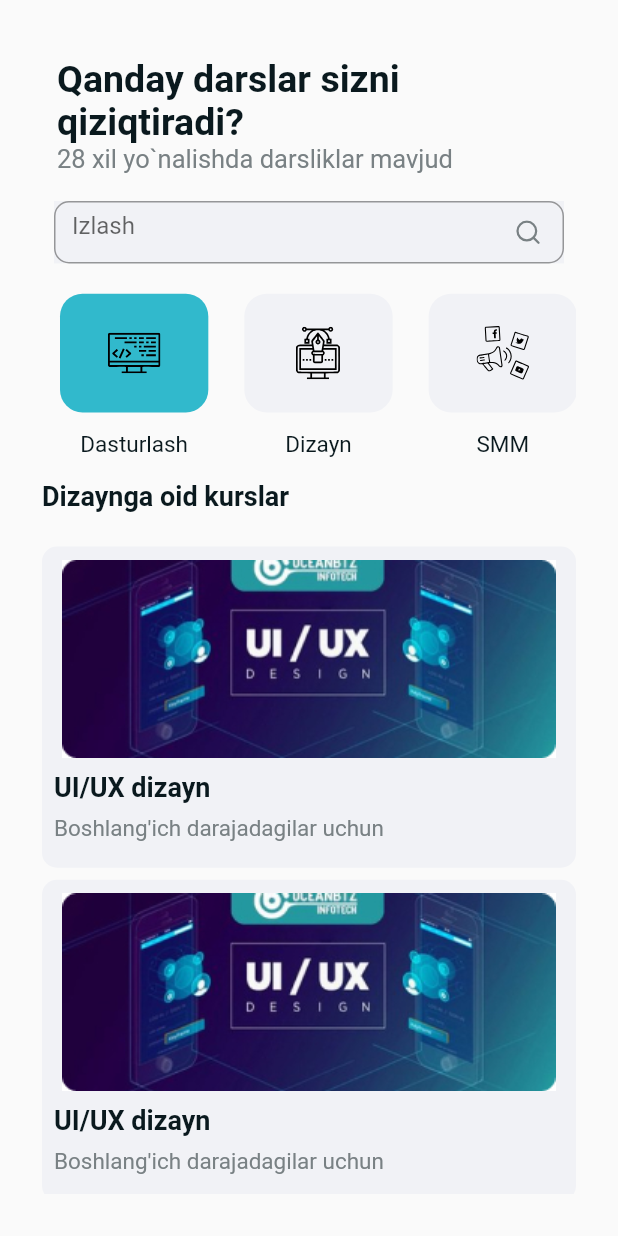
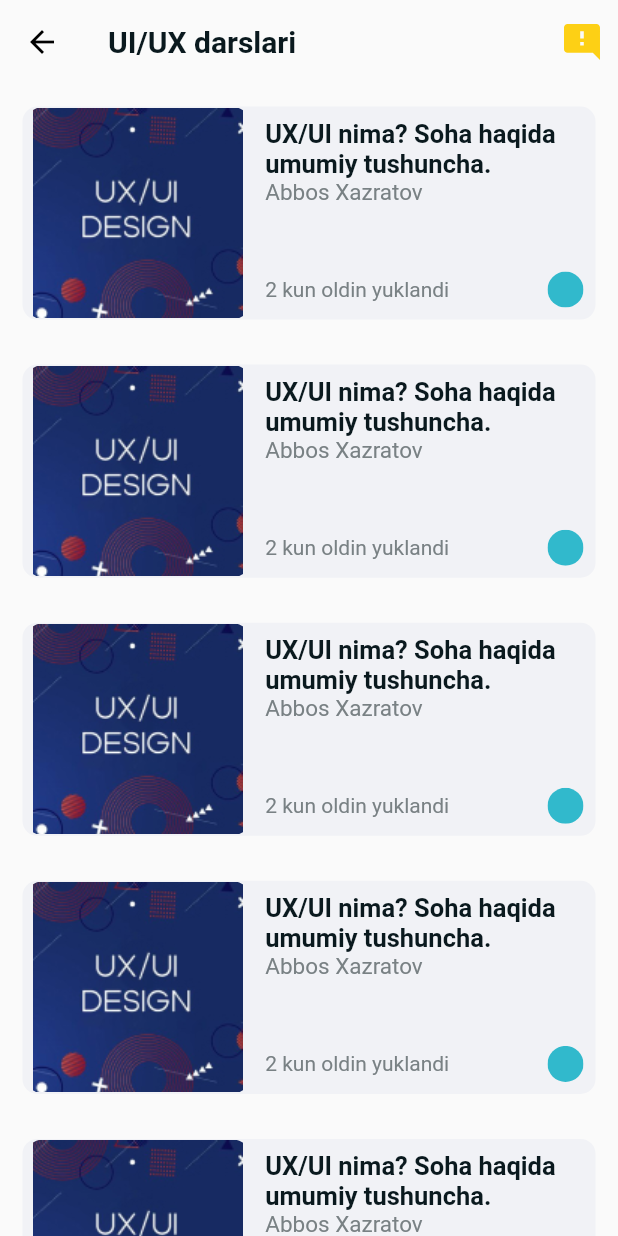
Before and after one commit to shohjahon-shodmonov/final_exam, a Flutter app: the screen it shows after launch, after a tap on "UI/UX dizayn", on a phone screen of 412 x 824 dp. Run offline on Flutter 3.47's test engine with Material 2 defaults, Android fonts, the light colour scheme and no system bars; our stand-ins replace bloc, connectivity_plus, flutter_bloc, flutter_svg.

Commit message:
course page

```diff
--- a/lib/core/routes/routes.dart
+++ b/lib/core/routes/routes.dart
@@ -1,4 +1,6 @@
 import 'package:final_exam/core/init/splash_screen.dart';
+import 'package:final_exam/screens/content/content.dart';
+import 'package:final_exam/screens/courses/course.dart';
 import 'package:final_exam/screens/home/home_page.dart';
 import 'package:flutter/material.dart';
 
@@ -18,6 +20,10 @@ class Routes {
         return simpleRoute(SplashScreen());
       case '/home':
         return simpleRoute(HomePage());
+      case '/course':
+        return simpleRoute(CoursePage());
+      case '/content':
+        return simpleRoute(ContentPage());
     }
   }
 
--- /dev/null
+++ b/lib/screens/content/content.dart
@@ -0,0 +1,33 @@
+import 'package:final_exam/core/baseview/base_view.dart';
+import 'package:flutter/material.dart';
+
+class ContentPage extends StatelessWidget {
+  const ContentPage({Key? key}) : super(key: key);
+
+  @override
+  Widget build(BuildContext context) {
+    return BaseView(
+      viewModal: ContentPage,
+      onPageBuilder: (context, widget) {
+        return Scaffold(
+          body: Column(
+            children: [
+              Expanded(
+                flex: 3,
+                child: Container(
+                  color: Colors.cyan,
+                ),
+              ),
+              Expanded(
+                flex: 7,
+                child: Container(
+
+                ),
+              ),
+            ],
+          ),
+        );
+      },
+    );
+  }
+}
--- /dev/null
+++ b/lib/screens/courses/course.dart
@@ -0,0 +1,56 @@
+import 'package:final_exam/core/baseview/base_view.dart';
+import 'package:final_exam/core/constants/color_const.dart';
+import 'package:final_exam/core/constants/size_config.dart';
+import 'package:final_exam/widgets/courses_container.dart';
+import 'package:flutter/material.dart';
+import 'package:flutter_svg/svg.dart';
+
+class CoursePage extends StatelessWidget {
+  const CoursePage({Key? key}) : super(key: key);
+
+  @override
+  Widget build(BuildContext context) {
+    SizeConfig().init(context);
+    return BaseView(
+      viewModal: CoursePage,
+      onPageBuilder: (context, widget) {
+        return Scaffold(
+          appBar: AppBar(
+            backgroundColor: Colors.transparent,
+            elevation: 0,
+            iconTheme: IconThemeData(color: Colors.black),
+            title: Text(
+              "UI/UX darslari",
+              style: TextStyle(
+                  color: ColorConst.instance.textColorPrimary,
+                  fontWeight: FontWeight.bold),
+            ),
+            actions: [
+              IconButton(
+                onPressed: () {},
+                icon: SvgPicture.asset('assets/icons/info.svg'),
+              ),
+            ],
+          ),
+          body: Column(
+            children: [
+              Expanded(
+                child: ListView.builder(
+                  itemBuilder: (context, index) {
+                    return InkWell(
+                      child: CoursesContainer(),
+                      onTap: () {
+                        Navigator.pushNamed(context, '/content');
+                      },
+                    );
+                  },
+                  itemCount: 5,
+                ),
+              ),
+            ],
+          ),
+        );
+      },
+    );
+  }
+}
--- a/lib/widgets/category_body.dart
+++ b/lib/widgets/category_body.dart
@@ -12,7 +12,9 @@ class CategoryBody extends StatelessWidget {
     return ListView.builder(
       itemBuilder: (context, index) {
         return InkWell(
-          onTap: () {},
+          onTap: () {
+            Navigator.pushNamed(context, '/course');
+          },
           child: Container(
             margin: EdgeInsets.only(top: 8.0),
             height: getH(211),
@@ -31,8 +33,7 @@ class CategoryBody extends StatelessWidget {
                   decoration: BoxDecoration(
                     borderRadius: BorderRadius.circular(10),
                   ),
-                  child:
-                      Image.asset('assets/images/uiux_dars.jpg'),
+                  child: Image.asset('assets/images/uiux_dars.jpg'),
                 ),
                 Padding(
                   padding: const EdgeInsets.all(8.0),
@@ -50,8 +51,7 @@ class CategoryBody extends StatelessWidget {
                   child: Text(
                     "Boshlang'ich darajadagilar uchun",
                     style: TextStyle(
-                      color:
-                          ColorConst.instance.textColorSecondary,
+                      color: ColorConst.instance.textColorSecondary,
                       fontSize: 15,
                     ),
                   ),
--- /dev/null
+++ b/lib/widgets/courses_container.dart
@@ -0,0 +1,82 @@
+import 'package:final_exam/core/constants/color_const.dart';
+import 'package:final_exam/core/constants/size_config.dart';
+import 'package:flutter/material.dart';
+import 'package:flutter_svg/svg.dart';
+
+class CoursesContainer extends StatelessWidget {
+  const CoursesContainer({
+    Key? key,
+  }) : super(key: key);
+
+  @override
+  Widget build(BuildContext context) {
+    return Container(
+      margin: const EdgeInsets.all(15.0),
+      height: getH(140),
+      width: getW(343),
+      decoration: BoxDecoration(
+        color: ColorConst.instance.bgContainer,
+        borderRadius: BorderRadius.circular(10),
+      ),
+      child: Row(
+        children: [
+          Container(
+            height: getH(140),
+            width: getW(140),
+            decoration: BoxDecoration(
+              borderRadius: BorderRadius.circular(15),
+              image: DecorationImage(
+                image: AssetImage('assets/images/ui_course.jpg'),
+              ),
+            ),
+          ),
+          Expanded(
+            child: Padding(
+              padding: const EdgeInsets.all(8.0),
+              child: Column(
+                mainAxisAlignment: MainAxisAlignment.start,
+                crossAxisAlignment: CrossAxisAlignment.start,
+                children: [
+                  SizedBox(
+                    child: Text(
+                      "UX/UI nima? Soha haqida umumiy tushuncha.",
+                      style: TextStyle(
+                        color: ColorConst.instance.textColorPrimary,
+                        fontSize: 17,
+                        fontWeight: FontWeight.bold,
+                      ),
+                    ),
+                  ),
+                  Text(
+                    "Abbos Xazratov",
+                    style: TextStyle(
+                      color: ColorConst.instance.textColorSecondary,
+                      fontSize: 15,
+                    ),
+                  ),
+                  Spacer(),
+                  Row(
+                    mainAxisAlignment: MainAxisAlignment.spaceBetween,
+                    children: [
+                      Text(
+                        "2 kun oldin yuklandi",
+                        style: TextStyle(
+                          color: ColorConst.instance.textColorSecondary,
+                          fontSize: 14,
+                        ),
+                      ),
+                      SvgPicture.asset(
+                        'assets/icons/play_button.svg',
+                        fit: BoxFit.none,
+                      )
+                    ],
+                  ),
+                ],
+              ),
+            ),
+          ),
+        ],
+      ),
+    );
+  }
+}
```
Also changed, not shown: assets/images/ui_course.jpg (added).
